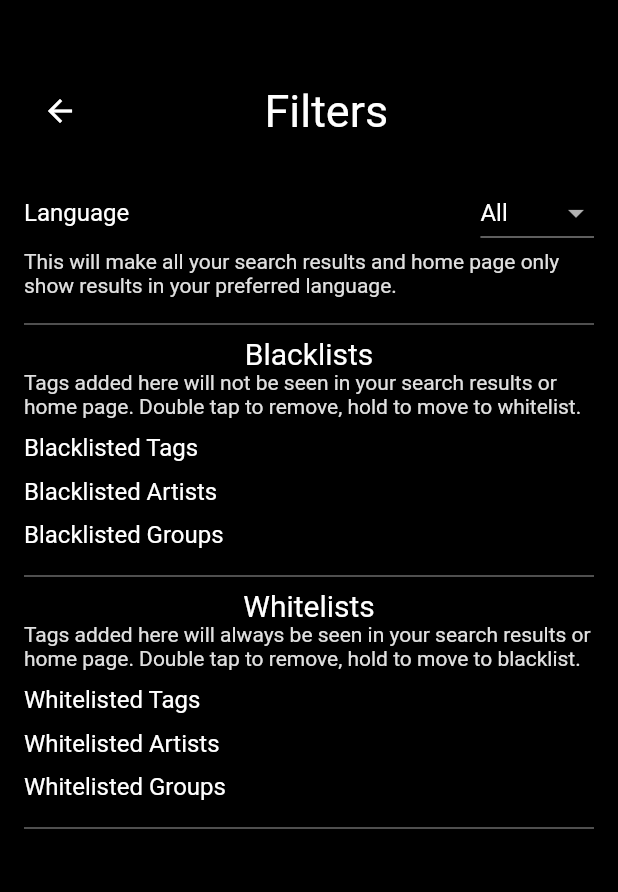
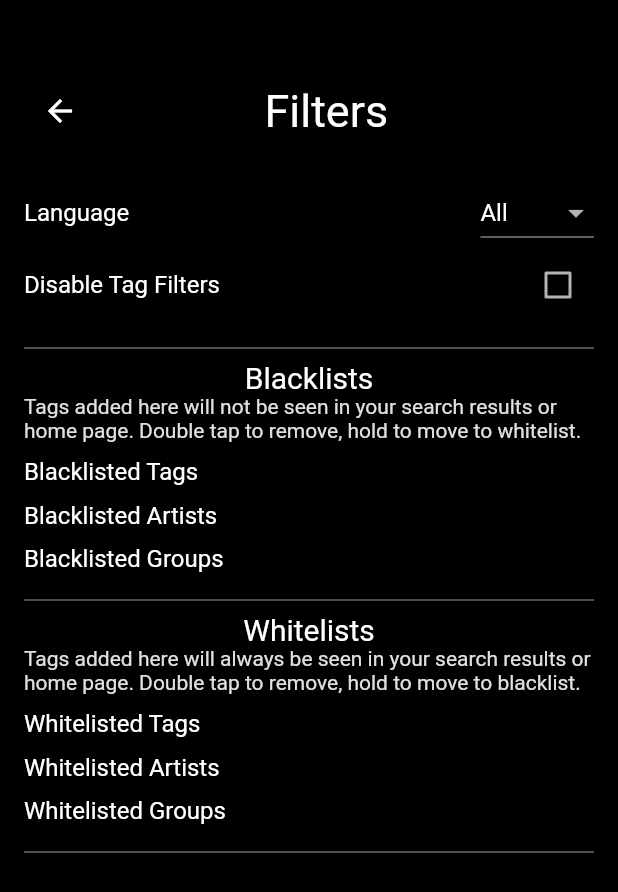
Before and after one commit to WeebNetsu/nclientv3, a Flutter app: the SettingsFiltersView screen opened by its route, on a phone screen of 412 x 824 dp. Shown: the top 892 px of the screen. Run offline on Flutter 3.47's test engine with Material 2 defaults, Android fonts, the phone set to English and light mode, and no system bars; our stand-ins replace flutter_keyboard_visibility, focused_menu, lazy_load_scrollview, random_string, webview_flutter; missing offline and left inert: nhentai, observe_internet_connectivity, webview_cookie_manager, wolt_modal_sheet; statements that could not run were skipped.

Commit message:
Bug fixes and allow tag filtering disabling

```diff
--- a/lib/models/user_preferences.dart
+++ b/lib/models/user_preferences.dart
@@ -20,6 +20,9 @@ class UserPreferencesModel {
   /// which will implement manual page reloads and some
   /// other features to improve app performance
   bool slowInternetMode = false;
+
+  /// If the user wants to temporarily disable their white/blacklisted tags
+  bool disableWhiteAndBlacklists = false;
 
   /// These are the tags the user does not want to see.
   List<String> blacklistedTags = [];
@@ -54,6 +57,7 @@ class UserPreferencesModel {
         "whitelistedArtists": whitelistedArtists,
         "whitelistedGroups": whitelistedGroups,
         "whitelistedCharacters": whitelistedCharacters,
+        "disableWhiteAndBlacklists": disableWhiteAndBlacklists
         // "blacklistedBooks": blacklistedBooks,
         // "hideNsfw": hideNsfw,
       });
@@ -113,6 +117,10 @@ class UserPreferencesModel {
       slowInternetMode = userDataJson['slowInternetMode'] == true ? true : false;
     }
 
+    if (userDataJson['disableWhiteAndBlacklists'] != null) {
+      disableWhiteAndBlacklists = userDataJson['disableWhiteAndBlacklists'] == true ? true : false;
+    }
+
     if (userDataJson['blacklistedTags'] != null) {
       blacklistedTags = List<String>.from(userDataJson['blacklistedTags']);
     }
--- a/lib/utils/strings.dart
+++ b/lib/utils/strings.dart
@@ -47,6 +47,8 @@ String generateSearchQueryString(String originalQuery, UserPreferencesModel user
   if (searchTag != null) {
     newQuery += newQuery.isEmpty ? '${searchTag.query}' : ' ${searchTag.query}';
   }
+
+  if (userPreferences.disableWhiteAndBlacklists) return newQuery;
 
   if (userPreferences.blacklistedTags.isNotEmpty) {
     for (final tag in userPreferences.blacklistedTags) {
--- a/lib/views/browse/browse_view.dart
+++ b/lib/views/browse/browse_view.dart
@@ -70,9 +70,10 @@ class _BrowseViewState extends State<BrowseView> {
       _api = api;
       if (nextPage) {
         _loadingNextPage = true;
-        if (nextPage) _currentPage += 1;
+        _currentPage += 1;
       } else {
         _loading = true;
+        _currentPage = 1;
       }
     });
 
@@ -94,6 +95,7 @@ class _BrowseViewState extends State<BrowseView> {
 
       try {
         setState(() {
+          if (!nextPage) _bookList.clear();
           _bookList.addAll(searchedBooks.books);
         });
       } on nh.ApiException {
--- a/lib/views/settings_filters/settings_filters.dart
+++ b/lib/views/settings_filters/settings_filters.dart
@@ -2,8 +2,8 @@ import 'package:flutter/material.dart';
 import 'package:nclientv3/constants/constants.dart';
 import 'package:nclientv3/models/models.dart';
 import 'package:nclientv3/utils/utils.dart';
+import 'package:nclientv3/views/settings_filters/widgets/white_and_blacklists_widget.dart';
 import 'package:nclientv3/widgets/widgets.dart';
-import 'package:nhentai/nhentai.dart' as nh;
 
 class SettingsFiltersView extends StatefulWidget {
   const SettingsFiltersView({super.key});
@@ -76,169 +76,29 @@ class _SettingsFiltersViewState extends State<SettingsFiltersView> {
                   ),
                 ],
               ),
-              Text(
-                "This will make all your search results and "
-                "home page only show results in your preferred language.",
-                style: TextStyle(
-                  fontSize: 14,
-                  color: Colors.grey[300],
-                ),
+              Row(
+                mainAxisAlignment: MainAxisAlignment.spaceBetween,
+                children: [
+                  const Text("Disable Tag Filters"),
+                  Checkbox(
+                    value: _userPreferences.disableWhiteAndBlacklists,
+                    onChanged: (bool? value) async {
+                      if (value != null) _userPreferences.disableWhiteAndBlacklists = value;
+                      await _userPreferences.saveToFileData();
+                      await _userPreferences.loadDataFromFile();
+                      //   to update widgets
+                      setState(() {});
+                    },
+                  )
+                ],
               ),
               const SizedBox(height: 10),
               Divider(color: Colors.grey[500]),
-
-              // Blacklists
-              const Text(
-                "Blacklists",
-                style: TextStyle(fontSize: 20),
-              ),
-              Text(
-                "Tags added here will not be seen in your search results or home page. "
-                "Double tap to remove, hold to move to whitelist.",
-                style: TextStyle(
-                  fontSize: 14,
-                  color: Colors.grey[300],
+              if (!_userPreferences.disableWhiteAndBlacklists)
+                WhiteAndBlacklistsWidget(
+                  userPreferences: _userPreferences,
+                  reloadData: reloadData,
                 ),
-              ),
-
-              const SizedBox(height: 10),
-
-              // blacklisted tags
-              Container(
-                alignment: Alignment.topLeft,
-                child: const Text("Blacklisted Tags"),
-              ),
-              SingleChildScrollView(
-                scrollDirection: Axis.horizontal,
-                child: Row(
-                  children: _userPreferences.blacklistedTags
-                      .map(
-                        (e) => TagButtonWidget(
-                            tag: nh.Tag.named(type: nh.TagType.tag, name: e),
-                            userPreferences: _userPreferences,
-                            reloadData: reloadData),
-                      )
-                      .toList(),
-                ),
-              ),
-              const SizedBox(height: 10),
-
-              // blacklisted artists
-              Container(
-                alignment: Alignment.topLeft,
-                child: const Text("Blacklisted Artists"),
-              ),
-              SingleChildScrollView(
-                scrollDirection: Axis.horizontal,
-                child: Row(
-                  children: _userPreferences.blacklistedArtists
-                      .map(
-                        (e) => TagButtonWidget(
-                            tag: nh.Tag.named(type: nh.TagType.artist, name: e),
-                            userPreferences: _userPreferences,
-                            reloadData: reloadData),
-                      )
-                      .toList(),
-                ),
-              ),
-              const SizedBox(height: 10),
-
-              // blacklisted groups
-              Container(
-                alignment: Alignment.topLeft,
-                child: const Text("Blacklisted Groups"),
-              ),
-              SingleChildScrollView(
-                scrollDirection: Axis.horizontal,
-                child: Row(
-                  children: _userPreferences.blacklistedGroups
-                      .map(
-                        (e) => TagButtonWidget(
-                            tag: nh.Tag.named(type: nh.TagType.group, name: e),
-                            userPreferences: _userPreferences,
-                            reloadData: reloadData),
-                      )
-                      .toList(),
-                ),
-              ),
-              const SizedBox(height: 10),
-              Divider(color: Colors.grey[500]),
-
-              // whitelists
-              const Text(
-                "Whitelists",
-                style: TextStyle(fontSize: 20),
-              ),
-              Text(
-                "Tags added here will always be seen in your search results or home page. "
-                "Double tap to remove, hold to move to blacklist.",
-                style: TextStyle(
-                  fontSize: 14,
-                  color: Colors.grey[300],
-                ),
-              ),
-              const SizedBox(height: 10),
-
-              // whitelisted tags
-              Container(
-                alignment: Alignment.topLeft,
-                child: const Text("Whitelisted Tags"),
-              ),
-              SingleChildScrollView(
-                scrollDirection: Axis.horizontal,
-                child: Row(
-                  children: _userPreferences.whitelistedTags
-                      .map(
-                        (e) => TagButtonWidget(
-                            tag: nh.Tag.named(type: nh.TagType.tag, name: e),
-                            userPreferences: _userPreferences,
-                            reloadData: reloadData),
-                      )
-                      .toList(),
-                ),
-              ),
-              const SizedBox(height: 10),
-
-              // whitelisted artists
-              Container(
-                alignment: Alignment.topLeft,
-                child: const Text("Whitelisted Artists"),
-              ),
-              SingleChildScrollView(
-                scrollDirection: Axis.horizontal,
-                child: Row(
-                  children: _userPreferences.whitelistedArtists
-                      .map(
-                        (e) => TagButtonWidget(
-                            tag: nh.Tag.named(type: nh.TagType.artist, name: e),
-                            userPreferences: _userPreferences,
-                            reloadData: reloadData),
-                      )
-                      .toList(),
-                ),
-              ),
-              const SizedBox(height: 10),
-
-              // whitelisted groups
-              Container(
-                alignment: Alignment.topLeft,
-                child: const Text("Whitelisted Groups"),
-              ),
-              SingleChildScrollView(
-                scrollDirection: Axis.horizontal,
-                child: Row(
-                  children: _userPreferences.whitelistedGroups
-                      .map(
-                        (e) => TagButtonWidget(
-                            tag: nh.Tag.named(type: nh.TagType.group, name: e),
-                            userPreferences: _userPreferences,
-                            reloadData: reloadData),
-                      )
-                      .toList(),
-                ),
-              ),
-              const SizedBox(height: 10),
-              Divider(color: Colors.grey[500]),
             ],
           ),
         ),
--- /dev/null
+++ b/lib/views/settings_filters/widgets/white_and_blacklists_widget.dart
@@ -0,0 +1,197 @@
+import 'package:flutter/material.dart';
+import 'package:nclientv3/models/models.dart';
+import 'package:nclientv3/widgets/widgets.dart';
+import 'package:nhentai/nhentai.dart' as nh;
+
+class WhiteAndBlacklistsWidget extends StatefulWidget {
+  final UserPreferencesModel _userPreferences;
+  final Future<void> Function()? _reloadData;
+
+  const WhiteAndBlacklistsWidget({
+    super.key,
+    required UserPreferencesModel userPreferences,
+    Future<void> Function()? reloadData,
+  })  : _userPreferences = userPreferences,
+        _reloadData = reloadData;
+
+  @override
+  State<WhiteAndBlacklistsWidget> createState() => _WhiteAndBlacklistsWidget();
+}
+
+class _WhiteAndBlacklistsWidget extends State<WhiteAndBlacklistsWidget> {
+  @override
+  void initState() {
+    super.initState();
+  }
+
+  @override
+  void dispose() {
+    super.dispose();
+  }
+
+  @override
+  Widget build(BuildContext context) {
+    return Column(
+      children: [
+        // Blacklists
+        const Text(
+          "Blacklists",
+          style: TextStyle(fontSize: 20),
+        ),
+        Text(
+          "Tags added here will not be seen in your search results or home page. "
+          "Double tap to remove, hold to move to whitelist.",
+          style: TextStyle(
+            fontSize: 14,
+            color: Colors.grey[300],
+          ),
+        ),
+
+        const SizedBox(height: 10),
+
+        // blacklisted tags
+        Container(
+          alignment: Alignment.topLeft,
+          child: const Text("Blacklisted Tags"),
+        ),
+        SingleChildScrollView(
+          scrollDirection: Axis.horizontal,
+          child: Row(
+            children: widget._userPreferences.blacklistedTags
+                .map(
+                  (e) => TagButtonWidget(
+                    tag: nh.Tag.named(type: nh.TagType.tag, name: e),
+                    userPreferences: widget._userPreferences,
+                    reloadData: widget._reloadData,
+                  ),
+                )
+                .toList(),
+          ),
+        ),
+        const SizedBox(height: 10),
+
+        // blacklisted artists
+        Container(
+          alignment: Alignment.topLeft,
+          child: const Text("Blacklisted Artists"),
+        ),
+        SingleChildScrollView(
+          scrollDirection: Axis.horizontal,
+          child: Row(
+            children: widget._userPreferences.blacklistedArtists
+                .map(
+                  (e) => TagButtonWidget(
+                    tag: nh.Tag.named(type: nh.TagType.artist, name: e),
+                    userPreferences: widget._userPreferences,
+                    reloadData: widget._reloadData,
+                  ),
+                )
+                .toList(),
+          ),
+        ),
+        const SizedBox(height: 10),
+
+        // blacklisted groups
+        Container(
+          alignment: Alignment.topLeft,
+          child: const Text("Blacklisted Groups"),
+        ),
+        SingleChildScrollView(
+          scrollDirection: Axis.horizontal,
+          child: Row(
+            children: widget._userPreferences.blacklistedGroups
+                .map(
+                  (e) => TagButtonWidget(
+                    tag: nh.Tag.named(type: nh.TagType.group, name: e),
+                    userPreferences: widget._userPreferences,
+                    reloadData: widget._reloadData,
+                  ),
+                )
+                .toList(),
+          ),
+        ),
+        const SizedBox(height: 10),
+        Divider(color: Colors.grey[500]),
+
+        // whitelists
+        const Text(
+          "Whitelists",
+          style: TextStyle(fontSize: 20),
+        ),
+        Text(
+          "Tags added here will always be seen in your search results or home page. "
+          "Double tap to remove, hold to move to blacklist.",
+          style: TextStyle(
+            fontSize: 14,
+            color: Colors.grey[300],
+          ),
+        ),
+        const SizedBox(height: 10),
+
+        // whitelisted tags
+        Container(
+          alignment: Alignment.topLeft,
+          child: const Text("Whitelisted Tags"),
+        ),
+        SingleChildScrollView(
+          scrollDirection: Axis.horizontal,
+          child: Row(
+            children: widget._userPreferences.whitelistedTags
+                .map(
+                  (e) => TagButtonWidget(
+                    tag: nh.Tag.named(type: nh.TagType.tag, name: e),
+                    userPreferences: widget._userPreferences,
+                    reloadData: widget._reloadData,
+                  ),
+                )
+                .toList(),
+          ),
+        ),
+        const SizedBox(height: 10),
+
+        // whitelisted artists
+        Container(
+          alignment: Alignment.topLeft,
+          child: const Text("Whitelisted Artists"),
+        ),
+        SingleChildScrollView(
+          scrollDirection: Axis.horizontal,
+          child: Row(
+            children: widget._userPreferences.whitelistedArtists
+                .map(
+                  (e) => TagButtonWidget(
+                    tag: nh.Tag.named(type: nh.TagType.artist, name: e),
+                    userPreferences: widget._userPreferences,
+                    reloadData: widget._reloadData,
+                  ),
+                )
+                .toList(),
+          ),
+        ),
+        const SizedBox(height: 10),
+
+        // whitelisted groups
+        Container(
+          alignment: Alignment.topLeft,
+          child: const Text("Whitelisted Groups"),
+        ),
+        SingleChildScrollView(
+          scrollDirection: Axis.horizontal,
+          child: Row(
+            children: widget._userPreferences.whitelistedGroups
+                .map(
+                  (e) => TagButtonWidget(
+                    tag: nh.Tag.named(type: nh.TagType.group, name: e),
+                    userPreferences: widget._userPreferences,
+                    reloadData: widget._reloadData,
+                  ),
+                )
+                .toList(),
+          ),
+        ),
+        const SizedBox(height: 10),
+        Divider(color: Colors.grey[500]),
+      ],
+    );
+  }
+}
--- a/pubspec.yaml
+++ b/pubspec.yaml
@@ -4,7 +4,7 @@ description: New and improved nHentai browsing app!
 # pub.dev using `flutter pub publish`. This is preferred for private packages.
 publish_to: "none" # Remove this line if you wish to publish to pub.dev
 
-version: 0.7.9+1
+version: 0.7.10+1
 
 environment:
   sdk: ">=3.0.5 <4.0.0"
```
